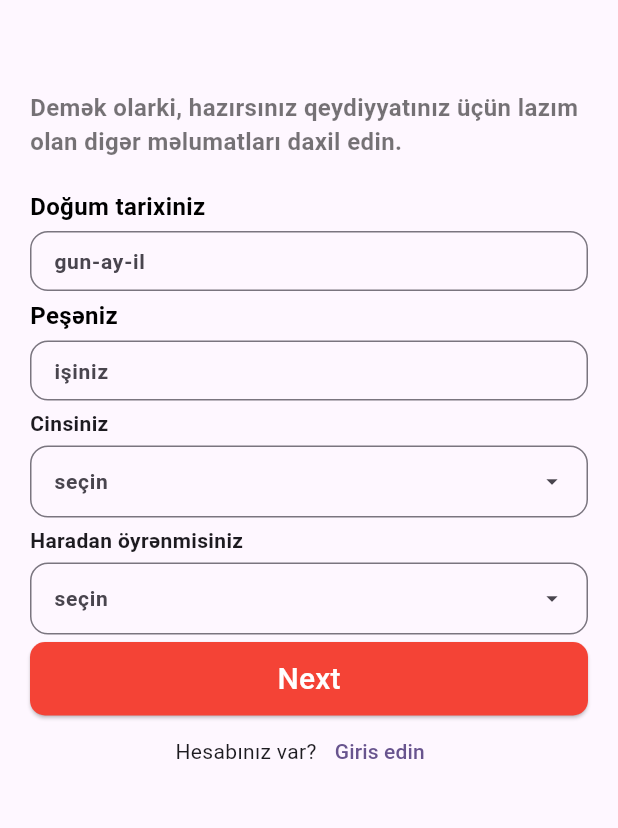
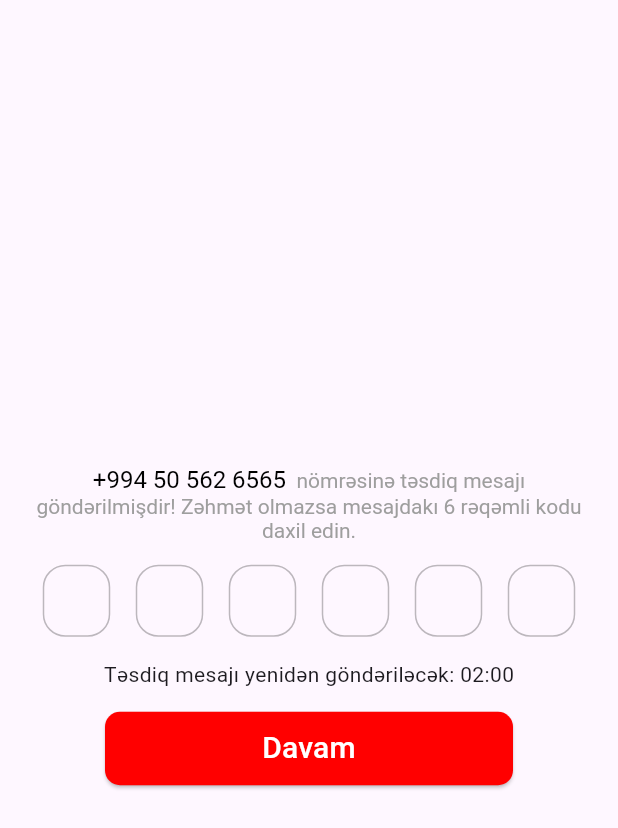
Before and after one commit to askerhasanov/mbauser, a Flutter app: the RegisterNextPage screen opened directly, after a tap on "Next", on a phone screen of 412 x 824 dp. Shown: the top 828 px of the screen. Run offline on Flutter 3.47's test engine with Material 3 defaults, Android fonts, the phone set to English and light mode, and no system bars; drawn by our look-alikes of dropdown_textfield, otp_text_field; our stand-ins replace connectivity_plus, firebase_core, icons_plus, intl_phone_number_input, smooth_page_indicator; accounts and stored records are empty; Roboto replaces fonts that are missing (Spark-Bold, Spark-Medium).

```diff
--- a/lib/auth/views/registerNext.dart
+++ b/lib/auth/views/registerNext.dart
@@ -1,6 +1,7 @@
 import 'package:dropdown_textfield/dropdown_textfield.dart';
 import 'package:flutter/material.dart';
 import 'package:intl/intl.dart';
+import 'package:mbauser/auth/views/verifyPhone.dart';
 import 'package:mbauser/elements/mbabutton.dart';
 
 import 'login.dart';
@@ -93,7 +94,10 @@ class _RegisterNextPageState extends State<RegisterNextPage> {
                     formField(profession, 'Peşəniz', 'işiniz', false, null),
                     dropDownFormField('Cinsiniz', 'seçin', _cntGender, {'kisi' : 'man', 'qadin' : 'woman', 'diger': 'other'}),
                     dropDownFormField('Haradan öyrənmisiniz', 'seçin', _cntFind, {'Sosial şəbəkədən' : 'social', 'Reklamlardan' : 'adds', 'Şəxsi tövsiyyə': 'offer', 'Özüm axtarmışam': 'search', 'digər': 'other', }),
-                    MbaButton(callback: (){}, bgColor: Colors.red, text: 'Next'),
+                    SizedBox(height: 20,),
+                    MbaButton(callback: (){
+                      Navigator.push(context, MaterialPageRoute(builder: (context) => VerifyPhonePage()));
+                    }, bgColor: Colors.red, text: 'Next'),
                     //donthaveaccount
                     Row(
                       mainAxisAlignment: MainAxisAlignment.center,
@@ -130,13 +134,13 @@ class _RegisterNextPageState extends State<RegisterNextPage> {
           controller: controller,
           textFieldDecoration: InputDecoration(
             hintText: hint,
-              hintStyle: TextStyle(
+              hintStyle: const TextStyle(
                 fontSize: 14,
                 fontWeight: FontWeight.bold,
               ),
               border: OutlineInputBorder(
                   borderRadius: BorderRadius.circular(12),
-                  borderSide: BorderSide(
+                  borderSide: const BorderSide(
                       color: Colors.red,
                       width: 1,
                       style: BorderStyle.solid
--- /dev/null
+++ b/lib/auth/views/verifyPhone.dart
@@ -0,0 +1,120 @@
+import 'dart:async';
+
+import 'package:connectivity_plus/connectivity_plus.dart';
+import 'package:flutter/material.dart';
+import 'package:mbauser/elements/colors.dart';
+import 'package:mbauser/elements/mbabutton.dart';
+import 'package:mbauser/elements/uiHelpers.dart';
+import 'package:otp_text_field/otp_field.dart';
+import 'package:otp_text_field/style.dart';
+
+import '../../pages/views/homepage.dart';
+
+
+class VerifyPhonePage extends StatefulWidget {
+  const VerifyPhonePage({super.key});
+
+  @override
+  State<VerifyPhonePage> createState() => _VerifyPhonePageState();
+}
+
+class _VerifyPhonePageState extends State<VerifyPhonePage> {
+
+  Timer? countdownTimer;
+  Duration myDuration = const Duration(minutes: 2);
+  int tryCount = 0;
+
+  void startTimer() {
+    countdownTimer = Timer.periodic(const Duration(seconds: 1), (_) => setCountDown());
+  }
+
+  void setCountDown() {
+    const reduceSecondsBy = 1;
+    setState(() {
+      final seconds = myDuration.inSeconds - reduceSecondsBy;
+      if (seconds < 0) {
+        myDuration = const Duration(minutes: 2);
+        tryCount++;
+      } else {
+        myDuration = Duration(seconds: seconds);
+      }
+    });
+  }
+
+
+  final OtpFieldController _otpController = OtpFieldController();
+  String otp = '';
+
+
+
+  @override
+  Widget build(BuildContext context) {
+    String strDigits(int n) => n.toString().padLeft(2, '0');
+    final minutes = strDigits(myDuration.inMinutes.remainder(60));
+    final seconds = strDigits(myDuration.inSeconds.remainder(60));
+    return Scaffold(
+      body: SafeArea(
+          child: Padding(
+            padding: const EdgeInsets.symmetric(horizontal: 20.0),
+            child: Center(
+              child: Column(
+                mainAxisAlignment: MainAxisAlignment.center,
+                children: [
+                  SizedBox(height: 50,),
+                  RichText(
+                    textAlign: TextAlign.center,
+                    text: TextSpan(
+                      text: '+994 50 562 6565',
+                      style: const TextStyle(fontFamily: 'Spark-Bold', color: Colors.black, fontSize: 16),
+                      children: const [
+                        TextSpan(
+                          text: '  nömrəsinə təsdiq mesajı göndərilmişdir! Zəhmət olmazsa mesajdakı 6 rəqəmli kodu daxil edin.',
+                          style: TextStyle(fontFamily: 'Spark-Medium', color: Colors.grey, fontSize: 14),
+                        ),
+                      ],
+                    ),
+                  ),
+                  const SizedBox(height: 15,),
+                  // Full Name
+                  OTPTextField(
+                      controller: _otpController,
+                      length: 6,
+                      width: MediaQuery.of(context).size.width,
+                      textFieldAlignment: MainAxisAlignment.spaceAround,
+                      fieldWidth: 45,
+                      fieldStyle: FieldStyle.box,
+                      outlineBorderRadius: 15,
+                      style: const TextStyle(fontSize: 17),
+                      onChanged: (pin) {
+                        print("Changed: $pin");
+                      },
+                      onCompleted: (pin) {
+                        setState(() {
+                          otp = pin;
+                        });
+                      }),
+                  const SizedBox(height: 15,),
+                  Text('Təsdiq mesajı yenidən göndəriləcək: $minutes:$seconds'),
+                  const SizedBox(height: 15,),
+                  Padding(
+                    padding: const EdgeInsets.symmetric(horizontal: 50.0),
+                    child: MbaButton(callback: () {
+                      // check network availability
+                      //var connectivityResult = await Connectivity().checkConnectivity();
+                      //if(!connectivityResult.contains(ConnectivityResult.mobile)  && !connectivityResult.contains(ConnectivityResult.wifi)){
+                      //  UiHelpers.showSnackBar(context, 'İnternetə bağlanmaq mümkün deyil!');
+                     //   return;
+                     // }
+                      Navigator.push(context, MaterialPageRoute(builder: (context) => const HomePage()));
+                      //loginUser();
+                    }, bgColor: MbaColors.red, text: 'Davam')
+                  ),
+                  const SizedBox(height: 40,),
+                ],
+              ),
+            ),
+          )
+      ),
+    );
+  }
+}
--- a/pubspec.yaml
+++ b/pubspec.yaml
@@ -44,6 +44,8 @@ dependencies:
   intl_phone_number_input: ^0.7.4
   intl: ^0.19.0
   dropdown_textfield: ^1.2.0
+  otp_text_field: ^1.1.3
+  connectivity_plus: ^6.0.4
 
 dev_dependencies:
   flutter_test:
@@ -54,7 +56,7 @@ dev_dependencies:
   # activated in the `analysis_options.yaml` file located at the root of your
   # package. See that file for information about deactivating specific lint
   # rules and activating additional ones.
-  flutter_lints: ^3.0.0
+  flutter_lints: ^4.0.0
 
 # For information on the generic Dart part of this file, see the
 # following page: https://dart.dev/tools/pub/pubspec
```
Also changed, not shown: lib/auth/views/register.dart (+16 -11 lines), lib/pages/views/homepage.dart (added, +63 -0 lines), lib/pages/views/landingPage.dart (added, +167 -0 lines), native_splash.yaml (added, +9 -0 lines), firebase.json (added), lib/firebase_options.dart (added), pubspec.lock, 7 other files.
